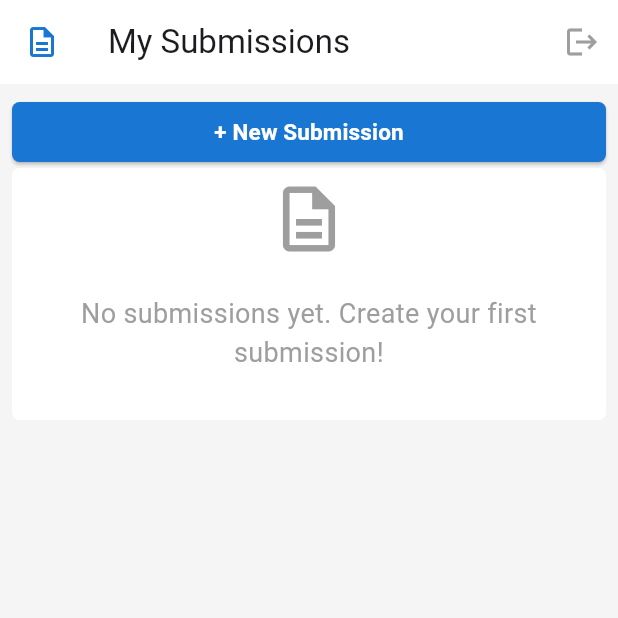
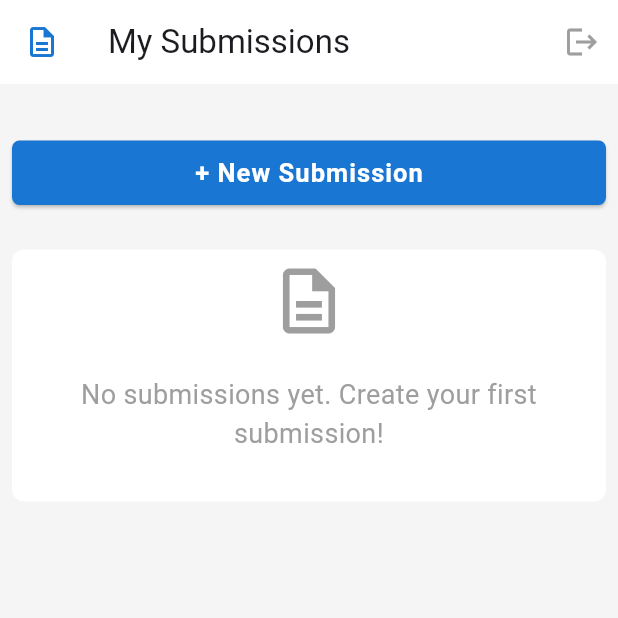
Before and after one commit to DanielLeke/TurnIn-App, a Flutter app: the screen it shows after launch, on a phone screen of 412 x 824 dp, the top half of it. Run offline on Flutter 3.47's test engine with Material 3 defaults, Android fonts, the phone set to English and light mode, and no system bars; our stand-ins replace get.

Commit message:
Made some ui changes

```diff
--- a/lib/students/students_page.dart
+++ b/lib/students/students_page.dart
@@ -10,7 +10,12 @@ class StudentsPage extends StatelessWidget {
       appBar: studentsAppBar(),
       body: Padding(
         padding: const EdgeInsets.all(8.0),
-        child: ListView(children: [CreateSubmissionBtn(), NoSubmissionsCard()]),
+        child: SizedBox(
+          height: 300,
+          child: Column(
+            mainAxisAlignment: MainAxisAlignment.spaceEvenly,
+            children: [CreateSubmissionBtn(), NoSubmissionsCard()]),
+        ),
       ),
     );
   }
@@ -38,7 +43,7 @@ class NoSubmissionsCard extends StatelessWidget {
     return Container(
       decoration: BoxDecoration(
         color: Colors.white,
-        borderRadius: BorderRadius.circular(5),
+        borderRadius: BorderRadius.circular(8),
       ),
       child: Padding(
         padding: const EdgeInsets.all(8.0),
@@ -65,7 +70,10 @@ class CreateSubmissionBtn extends StatelessWidget {
 
   @override
   Widget build(BuildContext context) {
-    return ElevatedButton(
+    return SizedBox(
+      height: 43,
+      width: double.infinity,
+      child: ElevatedButton(
         onPressed: () {},
         style: ElevatedButton.styleFrom(
           backgroundColor: Colors.blue[700],
@@ -75,9 +83,11 @@ class CreateSubmissionBtn extends StatelessWidget {
         child: Text(
           "+ New Submission",
           style: TextStyle(
+            letterSpacing: 0.7,
             color: Colors.white,
             fontWeight: FontWeight.bold,
-          fontSize: 15,
+            fontSize: 17,
+          ),
         ),
       ),
     );
```
Lines whose indentation alone changed are shown as unchanged.
